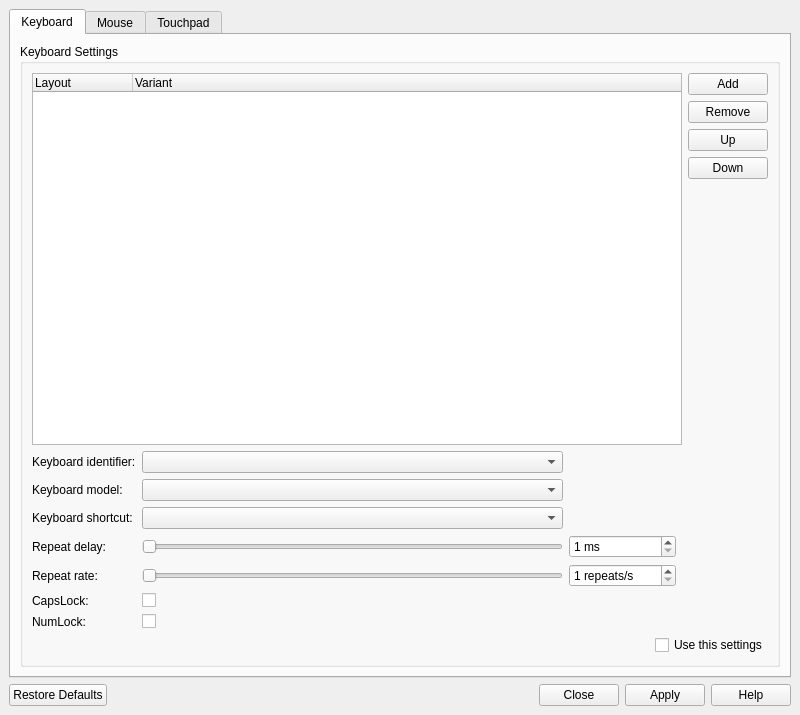
First picture: the form in sway_input_config/ui/mainwindow.ui, repository Sunderland93/sway-input-config, before the edit.
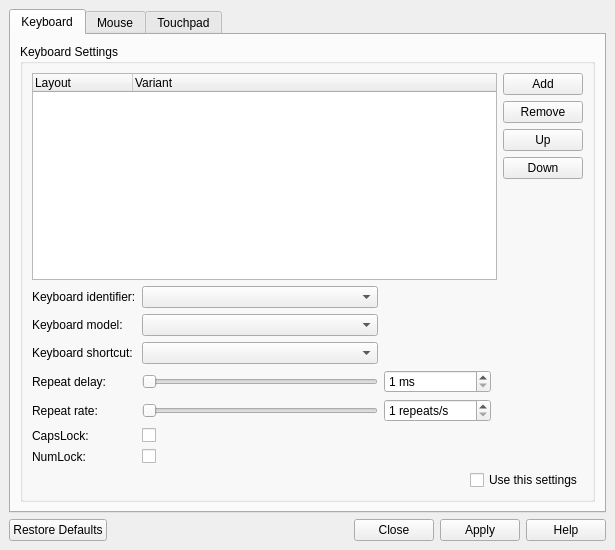
Second picture: the form after the edit.

Commit message: Fix window resize

Patch:
```diff
--- a/sway_input_config/ui/mainwindow.ui
+++ b/sway_input_config/ui/mainwindow.ui
@@ -6,20 +6,26 @@
    <rect>
     <x>0</x>
     <y>0</y>
-    <width>800</width>
-    <height>715</height>
+    <width>615</width>
+    <height>550</height>
    </rect>
   </property>
+  <property name="sizePolicy">
+   <sizepolicy hsizetype="Expanding" vsizetype="Expanding">
+    <horstretch>0</horstretch>
+    <verstretch>0</verstretch>
+   </sizepolicy>
+  </property>
   <property name="minimumSize">
    <size>
-    <width>800</width>
-    <height>715</height>
+    <width>615</width>
+    <height>550</height>
    </size>
   </property>
   <property name="maximumSize">
    <size>
-    <width>800</width>
-    <height>715</height>
+    <width>16777215</width>
+    <height>16777215</height>
    </size>
   </property>
   <property name="windowTitle">
@@ -29,7 +35,25 @@
    <locale language="English" country="UnitedStates"/>
   </property>
   <widget class="QWidget" name="centralwidget">
-   <layout class="QVBoxLayout" name="verticalLayout_2">
+   <property name="sizePolicy">
+    <sizepolicy hsizetype="Expanding" vsizetype="Expanding">
+     <horstretch>0</horstretch>
+     <verstretch>0</verstretch>
+    </sizepolicy>
+   </property>
+   <property name="minimumSize">
+    <size>
+     <width>615</width>
+     <height>550</height>
+    </size>
+   </property>
+   <property name="maximumSize">
+    <size>
+     <width>16777215</width>
+     <height>16777215</height>
+    </size>
+   </property>
+   <layout class="QVBoxLayout" name="verticalLayout">
     <item>
      <widget class="QTabWidget" name="tabWidget">
       <property name="styleSheet">
@@ -45,6 +69,12 @@
        <layout class="QVBoxLayout" name="verticalLayout_4">
         <item>
          <widget class="QGroupBox" name="groupBox">
+          <property name="sizePolicy">
+           <sizepolicy hsizetype="Expanding" vsizetype="Expanding">
+            <horstretch>0</horstretch>
+            <verstretch>0</verstretch>
+           </sizepolicy>
+          </property>
           <property name="title">
            <string>Keyboard Settings</string>
           </property>
```
The commit also changes 1 other file.
